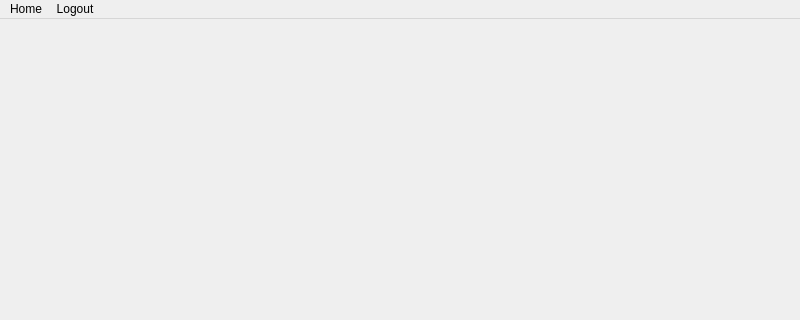
moumitahmad/Stammbaum, file FamilyTree/src/gui/applicationwindow.ui: the form before one commit; both pictures show x 0 to 800 and y 0 to 320 of the 800 by 600 pixel window.
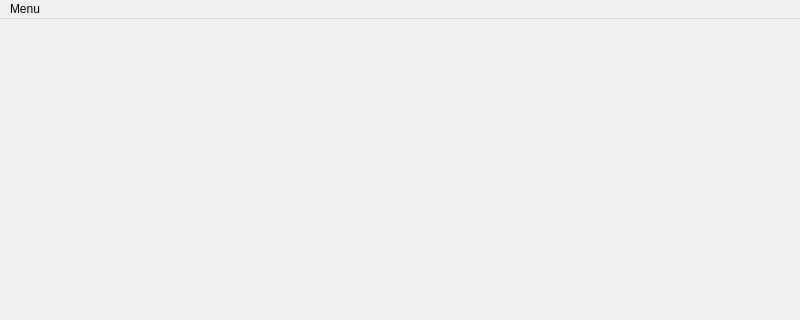
The form after the commit.

Commit message: logout function, show also families with rights

What changed in the file:
```diff
--- a/FamilyTree/src/gui/applicationwindow.ui
+++ b/FamilyTree/src/gui/applicationwindow.ui
@@ -58,33 +58,15 @@
      <height>22</height>
     </rect>
    </property>
-   <widget class="QMenu" name="homeButton">
+   <widget class="QMenu" name="meu">
     <property name="cursor">
      <cursorShape>PointingHandCursor</cursorShape>
     </property>
     <property name="title">
-     <string>Home</string>
+     <string>Menu</string>
     </property>
    </widget>
-   <widget class="QMenu" name="logoutButton">
-    <property name="cursor">
-     <cursorShape>PointingHandCursor</cursorShape>
-    </property>
-    <property name="toolTipDuration">
-     <number>-8</number>
-    </property>
-    <property name="layoutDirection">
-     <enum>Qt::LeftToRight</enum>
-    </property>
-    <property name="title">
-     <string>Logout</string>
-    </property>
-    <property name="toolTipsVisible">
-     <bool>false</bool>
-    </property>
-   </widget>
-   <addaction name="homeButton"/>
-   <addaction name="logoutButton"/>
+   <addaction name="meu"/>
   </widget>
   <widget class="QStatusBar" name="statusbar"/>
  </widget>
```
Left out of the diff: 12 changed lines with no effect on the pictures. The commit also changes 22 other files.
